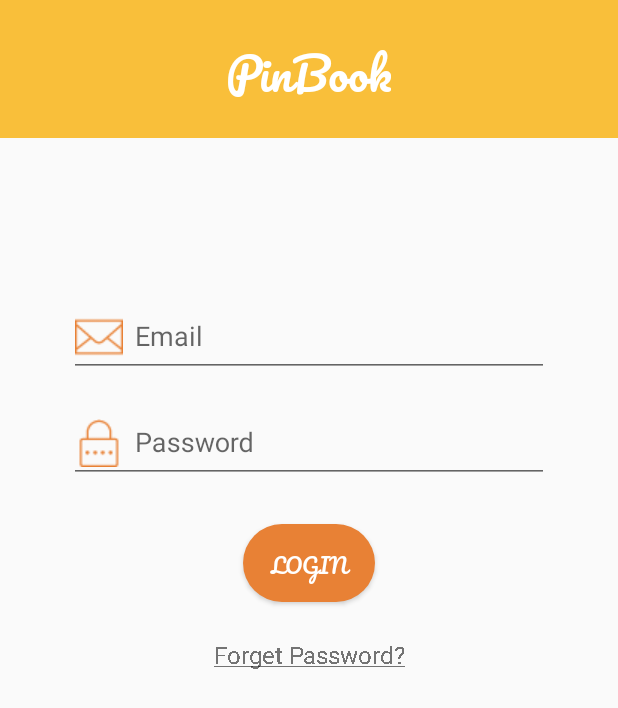
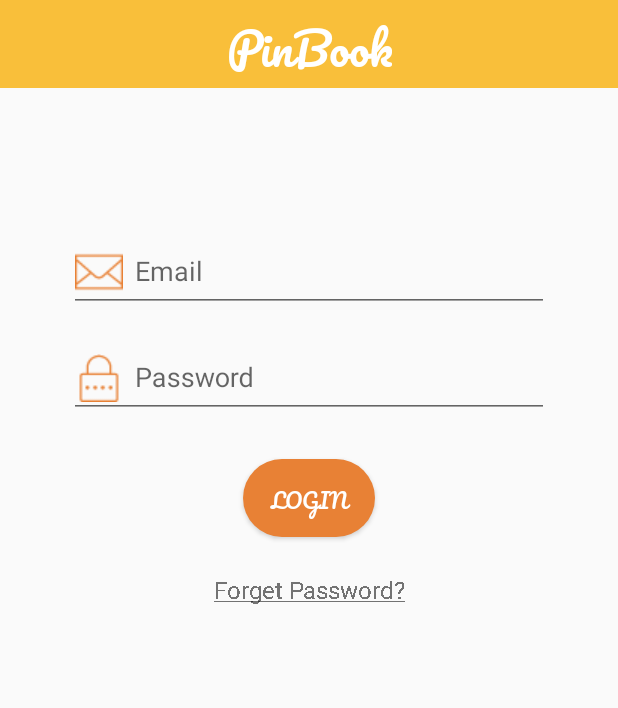
Before and after one commit to AndroidPinbook/androidTeam, an Android app: the screen it shows after launch (LoginPageActivity), after a tap on "LOG IN", on a phone screen of 412 x 824 dp. Shown: the top 708 px of the screen. Run offline under Robolectric (Android 15) with nearby library versions, the phone set to English and light mode, and no system bars; our stand-ins replace Firebase (no records; nobody signed in at launch, a user with empty details on screens opened directly); libraries missing offline, so code that uses them is left out: com.facebook, com.facebook.login, com.twitter.sdk; 10 statements that could not run were skipped.

Commit message:
Commit for merging with Ugur's changes..

```diff
--- a/app/src/main/AndroidManifest.xml
+++ b/app/src/main/AndroidManifest.xml
@@ -29,7 +29,7 @@
         </activity>
         <activity
             android:name=".Activities.EnterPageActivity"
-            android:theme="@style/AppTheme.NoActionBar">
+            android:theme="@style/Toolbar">
 
             <!--
             intent-filter>
@@ -41,19 +41,18 @@
         </activity>
         <activity
             android:name=".Activities.LoginPageActivity"
-            android:theme="@style/AppTheme.NoActionBar"></activity>
+            android:theme="@style/Toolbar"></activity>
         <activity
             android:name=".Activities.RegisterPageActivity"
             android:exported="true"
             android:theme="@style/AppTheme.NoActionBar"></activity>
         <activity
             android:name=".Activities.ProfilePageActivity"
-            android:theme="@style/AppTheme.NoActionBar"></activity>
+        android:theme="@style/AppTheme.NoActionBar"></activity>
 
         <meta-data
             android:name="com.facebook.sdk.ApplicationId"
             android:value="@string/facebook_app_id" />
-
         <activity
             android:name="com.facebook.FacebookActivity"
             android:configChanges="keyboard|keyboardHidden|screenLayout|screenSize|orientation"
@@ -73,7 +72,9 @@
         <activity
             android:name=".Activities.ProfilePhotoActivity"
             android:theme="@style/AppTheme.NoActionBar"></activity>
-        <activity android:name=".Activities.EmailVerifyPageActivity"></activity>
+        <activity android:name=".Activities.EmailVerifyPageActivity"
+                  android:theme="@style/AppTheme.NoActionBar"></activity>
+
     </application>
 
 </manifest>
--- a/app/src/main/java/uur/com/pinbook/Activities/EmailVerifyPageActivity.java
+++ b/app/src/main/java/uur/com/pinbook/Activities/EmailVerifyPageActivity.java
@@ -7,6 +7,7 @@ import android.text.TextUtils;
 import android.util.Log;
 import android.view.View;
 import android.widget.Button;
+import android.widget.EditText;
 import android.widget.TextView;
 import android.widget.Toast;
 
@@ -29,8 +30,6 @@ public class EmailVerifyPageActivity extends AppCompatActivity implements View.O
     protected void onCreate(Bundle savedInstanceState) {
         super.onCreate(savedInstanceState);
         setContentView(R.layout.activity_email_verify_page);
-
-
 
         firebaseAuth = FirebaseAuth.getInstance();
         user = firebaseAuth.getCurrentUser();
--- a/app/src/main/java/uur/com/pinbook/Activities/LoginPageActivity.java
+++ b/app/src/main/java/uur/com/pinbook/Activities/LoginPageActivity.java
@@ -15,6 +15,7 @@ import android.text.Layout;
 import android.text.TextUtils;
 import android.util.Log;
 import android.view.View;
+import android.view.Window;
 import android.view.inputmethod.InputMethodManager;
 import android.widget.Button;
 import android.widget.EditText;
@@ -50,6 +51,8 @@ public class LoginPageActivity extends AppCompatActivity implements View.OnClick
         super.onCreate(savedInstanceState);
         setContentView(R.layout.activity_login_page);
 
+
+
         backGroundLayout = (RelativeLayout) findViewById(R.id.layoutLogIn);
         inputLayout = (LinearLayout) findViewById(R.id.inputLayout);
 
@@ -73,8 +76,6 @@ public class LoginPageActivity extends AppCompatActivity implements View.OnClick
         if(firebaseAuth.getCurrentUser() != null){
             firebaseAuth.signOut();
         }
-
-
     }
 
     public void onClick(View view) {
--- a/app/src/main/java/uur/com/pinbook/Activities/WelcomePageActivity.java
+++ b/app/src/main/java/uur/com/pinbook/Activities/WelcomePageActivity.java
@@ -14,7 +14,7 @@ import uur.com.pinbook.R;
 
 public class WelcomePageActivity extends AppCompatActivity {
 
-    private FirebaseAuth firebaseAuth;
+    FirebaseAuth firebaseAuth;
 
     @Override
     protected void onCreate(Bundle savedInstanceState) {
@@ -26,6 +26,19 @@ public class WelcomePageActivity extends AppCompatActivity {
         int uiOptions = View.SYSTEM_UI_FLAG_FULLSCREEN;
         decorView.setSystemUiVisibility(uiOptions);
 
+        //Perform next page..
+        new Handler().postDelayed(new Runnable() {
+            @Override
+            public void run() {
+                //do your work here after 60 second
+                performNextPage();
+            }
+        },1500);
+
+    }
+
+    protected void performNextPage(){
+
         // User authorization and verification controls.
         firebaseAuth = FirebaseAuth.getInstance();
 
@@ -34,51 +47,27 @@ public class WelcomePageActivity extends AppCompatActivity {
             FirebaseUser user = firebaseAuth.getCurrentUser();
             user.reload();
 
-            boolean a = user.isEmailVerified();
-            boolean b = user.isEmailVerified();
-            user.reload();
-            boolean c = user.isEmailVerified();
-            user.reload();
-            boolean d = user.isEmailVerified();
-
             Log.i("Info","User check");
-            Log.i("Info","User mail:" + user.getEmail());
+            Log.i("Info","User mail:" + firebaseAuth.getCurrentUser().getEmail());
             //if(a) Log.i("User verified", "yes");
             //else Log.i("User verified", "no");
 
             if (user.isEmailVerified()) {
                 Log.i("Info","ProfilePageActivity starts");
-                delay();
                 finish();
                 startActivity(new Intent(WelcomePageActivity.this, ProfilePageActivity.class));
             } else {
                 Log.i("Info","LoginPageActivity starts");
-                delay();
                 finish();
                 startActivity(new Intent(WelcomePageActivity.this, LoginPageActivity.class));
             }
         } else {
             Log.i("Info","EnterPageActivity starts");
-            delay();
             finish();
             startActivity(new Intent(WelcomePageActivity.this, EnterPageActivity.class));
         }
 
     }
 
-    private void delay() {
-
-        Handler handler = new Handler();
-        handler.postDelayed(new Runnable(){
-            @Override
-            public void run(){
-                // do something
-            }
-        }, 1000);
-
-
-    }
-
-
 
 }
--- a/app/src/main/res/layout/activity_email_verify_page.xml
+++ b/app/src/main/res/layout/activity_email_verify_page.xml
@@ -53,10 +53,7 @@
                 android:gravity="center_vertical"
                 android:textSize="15sp"
                 android:background="@drawable/shape"
-                android:paddingLeft="8dp"
-
-
-                />
+                android:paddingLeft="8dp" />
 
         </android.support.design.widget.TextInputLayout>
 
@@ -72,7 +69,7 @@
         android:text="E-postayı yeniden gönder"
         android:textSize="15sp"
         android:gravity="center"
-        android:textColor="@color/background"/>
+        android:textColor="@color/button_color"/>
 
 
 
--- a/app/src/main/res/layout/activity_login_page.xml
+++ b/app/src/main/res/layout/activity_login_page.xml
@@ -7,54 +7,34 @@
     tools:context="uur.com.pinbook.Activities.LoginPageActivity"
     android:id="@+id/layoutLogIn">
 
+
     <LinearLayout
         android:layout_width="match_parent"
         android:layout_height="match_parent"
         android:orientation="vertical"
         android:weightSum="5.8">
 
-        <LinearLayout
+        <android.support.v7.widget.Toolbar
+            android:id="@+id/toolbar_top"
             android:layout_width="match_parent"
-            android:layout_height="0dp"
-            android:layout_weight="1"
+            android:layout_height="wrap_content"
             android:background="@color/background"
             android:gravity="center"
-            android:orientation="horizontal">
+            android:minHeight="?attr/actionBarSize">
 
-            <!--RelativeLayout
-                android:layout_width="0dp"
-                android:layout_height="match_parent"
-                android:layout_weight="1">
-
-                <ImageView
-                    android:layout_width="wrap_content"
-                    android:layout_height="match_parent"
-                    android:src="@drawable/cross"
-                    android:layout_weight="0.01" />
-
-            </RelativeLayout-->
-
-            <RelativeLayout
-                android:layout_width="0dp"
-                android:layout_height="match_parent"
-                android:layout_weight="4"
-                android:gravity="center">
 
             <TextView
+                android:id="@+id/toolbar_title"
                 android:layout_width="wrap_content"
                 android:layout_height="wrap_content"
-                    android:layout_weight="4"
+                android:layout_gravity="center"
                 android:fontFamily="@font/pacifico"
-                    android:gravity="center"
                 android:text="PinBook"
                 android:textColor="@android:color/white"
                 android:textSize="30sp" />
 
 
-            </RelativeLayout>
-
-
-        </LinearLayout>
+        </android.support.v7.widget.Toolbar>
 
         <LinearLayout
             android:layout_width="match_parent"
--- a/app/src/main/res/layout/layout_forget_password.xml
+++ b/app/src/main/res/layout/layout_forget_password.xml
@@ -39,8 +39,6 @@
 
 
 
-
-
     <Button
         android:id="@+id/buttonReset"
         android:layout_width="wrap_content"
--- a/app/src/main/res/values/colors.xml
+++ b/app/src/main/res/values/colors.xml
@@ -1,7 +1,7 @@
 <?xml version="1.0" encoding="utf-8"?>
 <resources>
-    <color name="colorPrimary">#3F51B5</color>
-    <color name="colorPrimaryDark">#303F9F</color>
+    <color name="colorPrimary">#F9BF3A</color>
+    <color name="colorPrimaryDark">#F9BF3A</color>
     <color name="colorAccent">#FF4081</color>
 
     <color name="dot_dark_screen3">#cc6600</color>
--- a/app/src/main/res/values/styles.xml
+++ b/app/src/main/res/values/styles.xml
@@ -34,4 +34,10 @@
         <item name="android:textColor">@color/button_color</item>
     </style>
 
+    <style name="Toolbar" parent="Theme.AppCompat.Light.NoActionBar">
+        <!-- Customize your theme here. -->
+        <item name="colorPrimary">@color/colorPrimary</item>
+        <item name="colorPrimaryDark">@color/colorPrimaryDark</item>
+    </style>
+
 </resources>
```
Also changed, not shown: app/src/main/res/drawable/email_2.png (added), app/src/main/res/drawable/password_2.png (added). Lines whose indentation alone changed are shown as unchanged.
